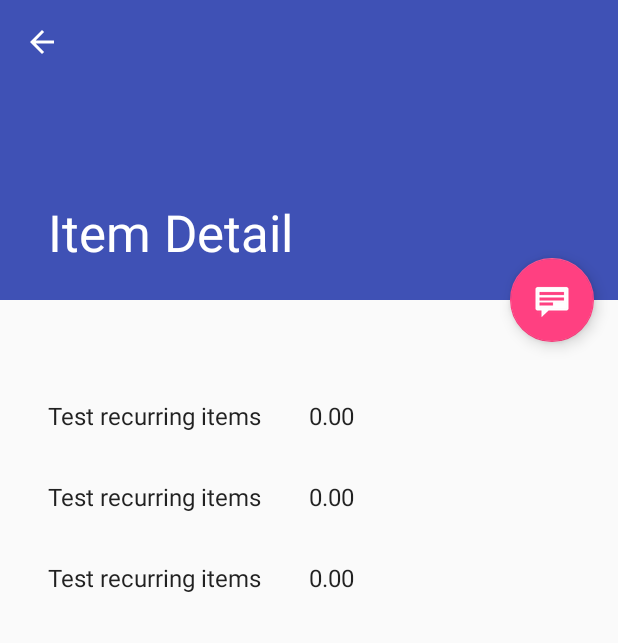
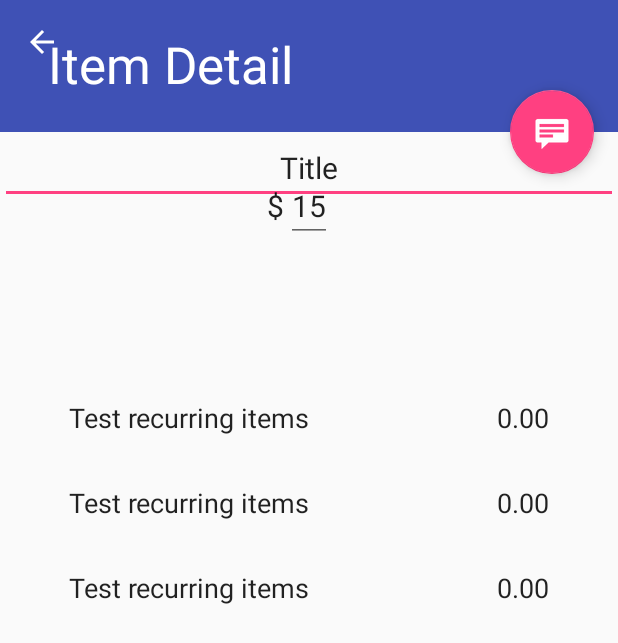
Before and after one commit to nicolasheady/budgetapp, an Android app: the ItemDetailActivity screen opened directly, with no data from a screen before it, on a phone screen of 412 x 824 dp. Shown: the top 643 px of the screen. Run offline under Robolectric (Android 15) with nearby library versions, the phone set to English and light mode, and no system bars; 1 statement that could not run was skipped.

Commit message:
Partially implemented ability to edit recurring categories

```diff
--- a/app/src/main/java/edu/gvsu/cis/headyn/budgetapplaptop/ItemDetailActivity.java
+++ b/app/src/main/java/edu/gvsu/cis/headyn/budgetapplaptop/ItemDetailActivity.java
@@ -28,6 +28,12 @@ public class ItemDetailActivity extends AppCompatActivity {
 
     private boolean mTwoPane;
     private int listPosition = 0;
+    public String catName;
+    public double catAmount;
+
+    public void testMethod() {
+
+    }
 
     @Override
     protected void onCreate(Bundle savedInstanceState) {
@@ -90,9 +96,8 @@ public class ItemDetailActivity extends AppCompatActivity {
             // large-screen layouts (res/values-w900dp).
             // If this view is present, then the
             // activity should be in two-pane mode.
-            mTwoPane = true;
+            //mTwoPane = true;
         }
-
     }
 
     @Override
@@ -109,6 +114,19 @@ public class ItemDetailActivity extends AppCompatActivity {
             return true;
         }
         return super.onOptionsItemSelected(item);
+    }
+
+    @Override
+    protected void onDestroy() {
+        super.onDestroy();
+
+        // Call the main activity to change category name?
+    }
+
+    @Override
+    public void onBackPressed() {
+        super.onBackPressed();
+        finish();
     }
 
     private void setupRecyclerView(@NonNull RecyclerView recyclerView) {
--- a/app/src/main/java/edu/gvsu/cis/headyn/budgetapplaptop/ItemDetailFragment.java
+++ b/app/src/main/java/edu/gvsu/cis/headyn/budgetapplaptop/ItemDetailFragment.java
@@ -7,6 +7,7 @@ import android.support.v4.app.Fragment;
 import android.view.LayoutInflater;
 import android.view.View;
 import android.view.ViewGroup;
+import android.widget.EditText;
 import android.widget.TextView;
 
 /**
@@ -16,6 +17,10 @@ import android.widget.TextView;
  * on handsets.
  */
 public class ItemDetailFragment extends Fragment {
+
+    EditText item_detail;
+    EditText item_amount;
+
     /**
      * The fragment argument representing the item ID that this fragment
      * represents.
@@ -47,7 +52,7 @@ public class ItemDetailFragment extends Fragment {
             Activity activity = this.getActivity();
             CollapsingToolbarLayout appBarLayout = (CollapsingToolbarLayout) activity.findViewById(R.id.toolbar_layout);
             if (appBarLayout != null) {
-                appBarLayout.setTitle(mItem.categoryName + " " + mItem.totalAmount);
+                appBarLayout.setTitle(mItem.categoryName);
             }
         }
     }
@@ -57,11 +62,26 @@ public class ItemDetailFragment extends Fragment {
                              Bundle savedInstanceState) {
         View rootView = inflater.inflate(R.layout.item_detail, container, false);
 
+        item_detail = (EditText) rootView.findViewById(R.id.item_detail);
+        item_amount = (EditText) rootView.findViewById(R.id.item_amount);
+
         // Show the dummy content as text in a TextView.
         if (mItem != null) {
-            ((TextView) rootView.findViewById(R.id.item_detail)).setText(mItem.categoryName);
+            item_detail.setText(mItem.categoryName);
+            ((TextView) rootView.findViewById(R.id.item_dollar)).setText("$");
+            item_amount.setText(Double.toString(mItem.totalAmount));
         }
 
         return rootView;
     }
+
+    @Override
+    public void onDestroy() {
+        super.onDestroy();
+
+        ((ItemDetailActivity)getActivity()).catName = item_detail.getText().toString();
+        String amount = item_amount.getText().toString();
+        ((ItemDetailActivity)getActivity()).catAmount = Double.parseDouble(amount);
+
+    }
 }
--- a/app/src/main/java/edu/gvsu/cis/headyn/budgetapplaptop/MainActivity.java
+++ b/app/src/main/java/edu/gvsu/cis/headyn/budgetapplaptop/MainActivity.java
@@ -87,6 +87,12 @@ public class MainActivity extends AppCompatActivity
         NavigationView navigationView = (NavigationView) findViewById(R.id.nav_view);
         navigationView.setNavigationItemSelectedListener(this);
 
+        // Opens daily expenses on app launch
+        Fragment fragment = new DailyFragment();
+        FragmentManager fragmentManager = getFragmentManager();
+        fragmentManager.beginTransaction()
+                .replace(R.id.content_frame, fragment).commit();
+
         //Firebase Event Listener
         myFirebaseRef.child("message").addValueEventListener(new ValueEventListener() {
 
@@ -95,7 +101,9 @@ public class MainActivity extends AppCompatActivity
                 System.out.println(snapshot.getValue());  //prints "Test Message"
             }
 
-            @Override public void onCancelled(FirebaseError error) { }
+            @Override
+            public void onCancelled(FirebaseError error) {
+            }
 
         });
     }
@@ -136,7 +144,7 @@ public class MainActivity extends AppCompatActivity
     @Override
     public boolean onNavigationItemSelected(MenuItem item) {
         // Handle navigation view item clicks here.
-        Fragment fragment= null;
+        Fragment fragment = null;
         int id = item.getItemId();
 
         if (id == R.id.daily) {
--- a/app/src/main/res/layout/activity_item_detail.xml
+++ b/app/src/main/res/layout/activity_item_detail.xml
@@ -6,6 +6,7 @@
     android:fitsSystemWindows="true"
     tools:context="edu.gvsu.cis.headyn.budgetapplaptop.ItemDetailActivity"
     tools:ignore="MergeRootFrame">
+
 
     <android.support.design.widget.AppBarLayout
         android:id="@+id/app_bar"
--- a/app/src/main/res/layout/content_main.xml
+++ b/app/src/main/res/layout/content_main.xml
@@ -12,10 +12,4 @@
     tools:context="edu.gvsu.cis.headyn.budgetapplaptop.MainActivity"
     tools:showIn="@layout/app_bar_main">
 
-    <TextView
-        android:layout_width="wrap_content"
-        android:layout_height="wrap_content"
-        android:text="Hello World!"
-        android:id="@+id/textView2" />
-
 </RelativeLayout>
--- a/app/src/main/res/layout/item_detail.xml
+++ b/app/src/main/res/layout/item_detail.xml
@@ -1,9 +1,52 @@
-<TextView xmlns:android="http://schemas.android.com/apk/res/android"
-    xmlns:tools="http://schemas.android.com/tools"
-    android:id="@+id/item_detail"
-    style="?android:attr/textAppearanceLarge"
-    android:layout_width="match_parent"
-    android:layout_height="match_parent"
-    android:padding="16dp"
-    android:textIsSelectable="true"
-    tools:context="edu.gvsu.cis.headyn.budgetapplaptop.ItemDetailFragment" />
+<RelativeLayout xmlns:android="http://schemas.android.com/apk/res/android"
+    android:layout_width="fill_parent"
+    android:layout_height="wrap_content"
+    android:orientation="horizontal"
+    android:baselineAligned="false">
+
+    <EditText xmlns:android="http://schemas.android.com/apk/res/android"
+        xmlns:tools="http://schemas.android.com/tools"
+        android:id="@+id/item_detail"
+        style="?android:attr/textAppearanceLarge"
+        android:layout_width="match_parent"
+        android:layout_height="wrap_content"
+        android:textIsSelectable="true"
+        tools:context="edu.gvsu.cis.headyn.budgetapplaptop.ItemDetailFragment"
+        android:text="Title"
+        android:editable="false"
+        android:textSize="20dp"
+        android:textAlignment="center" />
+
+    <EditText
+        style="?android:attr/textAppearanceLarge"
+        tools:context="edu.gvsu.cis.headyn.budgetapplaptop.ItemDetailFragment"
+        xmlns:android="http://schemas.android.com/apk/res/android"
+        xmlns:tools="http://schemas.android.com/tools"
+        android:id="@+id/item_amount"
+        android:layout_width="wrap_content"
+        android:layout_height="wrap_content"
+        android:textIsSelectable="true"
+        android:text="15"
+        android:editable="false"
+        android:textSize="20dp"
+        android:textAlignment="textStart"
+        android:layout_alignParentTop="false"
+        android:layout_centerHorizontal="true"
+        android:layout_marginTop="25dp"
+        android:layout_alignTop="@+id/item_detail"
+        android:layout_alignParentLeft="false" />
+
+    <TextView
+        android:layout_width="wrap_content"
+        android:layout_height="wrap_content"
+        android:text="$"
+        android:id="@+id/item_dollar"
+        android:textSize="20dp"
+        style="?android:attr/textAppearanceLarge"
+        android:layout_toStartOf="@+id/item_amount"
+        android:textAlignment="textEnd"
+        android:layout_toRightOf="@+id/item_amount"
+        android:layout_alignBaseline="@+id/item_amount"
+        android:layout_marginRight="1dp" />
+
+</RelativeLayout>
--- a/app/src/main/res/layout/item_list_content.xml
+++ b/app/src/main/res/layout/item_list_content.xml
@@ -1,20 +1,33 @@
 <?xml version="1.0" encoding="utf-8"?>
-<LinearLayout xmlns:android="http://schemas.android.com/apk/res/android"
-    android:layout_width="wrap_content"
+<RelativeLayout xmlns:android="http://schemas.android.com/apk/res/android"
+    android:layout_width="fill_parent"
     android:layout_height="wrap_content"
-    android:orientation="horizontal">
+    android:orientation="horizontal"
+    android:baselineAligned="false">
 
     <TextView
         android:id="@+id/id"
         android:layout_width="wrap_content"
         android:layout_height="wrap_content"
-        android:layout_margin="@dimen/text_margin"
-        android:textAppearance="?attr/textAppearanceListItem" />
+        android:textAppearance="?attr/textAppearanceListItem"
+        android:text="Test Transaction"
+        android:layout_marginTop="@dimen/text_margin"
+        android:layout_marginBottom="@dimen/text_margin"
+        android:layout_marginLeft="30dp"
+        android:elegantTextHeight="false"
+        android:textSize="18dp" />
 
     <TextView
         android:id="@+id/content"
         android:layout_width="wrap_content"
         android:layout_height="wrap_content"
-        android:layout_margin="@dimen/text_margin"
-        android:textAppearance="?attr/textAppearanceListItem" />
-</LinearLayout>
+        android:textAppearance="?attr/textAppearanceListItem"
+        android:text="0.0"
+        android:layout_alignTop="@+id/id"
+        android:layout_alignParentRight="true"
+        android:layout_alignParentEnd="true"
+        android:layout_marginEnd="30dp"
+        android:layout_alignParentStart="false"
+        android:textSize="18dp" />
+
+</RelativeLayout>
--- a/app/src/main/res/values/dimens.xml
+++ b/app/src/main/res/values/dimens.xml
@@ -6,7 +6,7 @@
     <dimen name="activity_horizontal_margin">16dp</dimen>
     <dimen name="activity_vertical_margin">16dp</dimen>
     <dimen name="fab_margin">16dp</dimen>
-    <dimen name="app_bar_height">200dp</dimen>
+    <dimen name="app_bar_height">88dp</dimen>
     <dimen name="item_width">200dp</dimen>
     <dimen name="text_margin">16dp</dimen>
 </resources>
```
